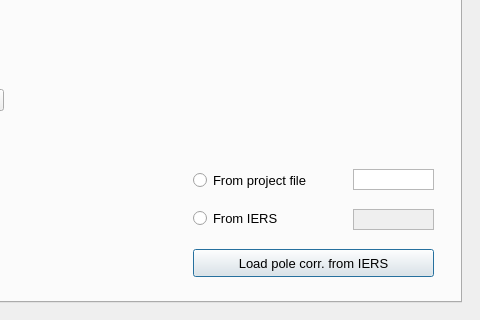
milosvalko/Agdas, file gui/compute.ui: the form before one commit; both pictures show x 499 to 979 and y 428 to 748 of the 979 by 748 pixel window.
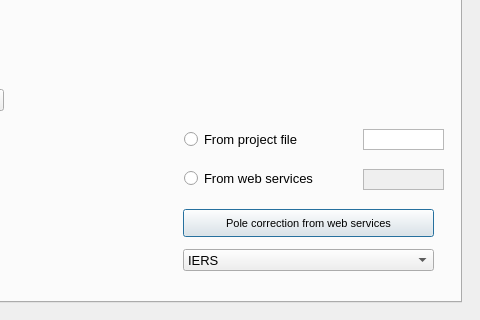
The form after the commit.

Commit message:
support for another service for pole correction
small differences between 'iers' and 'naval' correction although coordinates are the same

```diff
--- a/gui/compute.ui
+++ b/gui/compute.ui
@@ -434,50 +434,26 @@
     <widget class="QPushButton" name="downloadPoleCorr">
      <property name="geometry">
       <rect>
-       <x>670</x>
-       <y>630</y>
-       <width>241</width>
+       <x>660</x>
+       <y>590</y>
+       <width>251</width>
        <height>28</height>
       </rect>
      </property>
+     <property name="font">
+      <font>
+       <pointsize>8</pointsize>
+      </font>
+     </property>
      <property name="text">
-      <string>Load pole corr. from IERS</string>
+      <string>Pole correction from web services</string>
      </property>
     </widget>
-    <widget class="QWidget" name="gridLayoutWidget">
-     <property name="geometry">
-      <rect>
-       <x>670</x>
-       <y>540</y>
-       <width>151</width>
-       <height>81</height>
-      </rect>
-     </property>
-     <layout class="QGridLayout" name="gridLayout">
-      <item row="1" column="0">
-       <widget class="QRadioButton" name="useIERSPoleCorr">
-        <property name="enabled">
-         <bool>true</bool>
-        </property>
-        <property name="text">
-         <string>From IERS</string>
-        </property>
-       </widget>
-      </item>
-      <item row="0" column="0">
-       <widget class="QRadioButton" name="useFilePoleCorr">
-        <property name="text">
-         <string>From project file</string>
-        </property>
-       </widget>
-      </item>
-     </layout>
-    </widget>
     <widget class="QTextEdit" name="poleCorr_file">
      <property name="geometry">
       <rect>
-       <x>830</x>
-       <y>550</y>
+       <x>840</x>
+       <y>510</y>
        <width>81</width>
        <height>21</height>
       </rect>
@@ -492,8 +468,8 @@
      </property>
      <property name="geometry">
       <rect>
-       <x>830</x>
-       <y>590</y>
+       <x>840</x>
+       <y>550</y>
        <width>81</width>
        <height>21</height>
       </rect>
@@ -731,6 +707,55 @@
       </property>
      </item>
     </widget>
+    <widget class="QRadioButton" name="useFilePoleCorr">
+     <property name="geometry">
+      <rect>
+       <x>661</x>
+       <y>508</y>
+       <width>166</width>
+       <height>25</height>
+      </rect>
+     </property>
+     <property name="text">
+      <string>From project file</string>
+     </property>
+    </widget>
+    <widget class="QRadioButton" name="useIERSPoleCorr">
+     <property name="enabled">
+      <bool>true</bool>
+     </property>
+     <property name="geometry">
+      <rect>
+       <x>661</x>
+       <y>547</y>
+       <width>166</width>
+       <height>25</height>
+      </rect>
+     </property>
+     <property name="text">
+      <string>From web services</string>
+     </property>
+    </widget>
+    <widget class="QComboBox" name="service">
+     <property name="geometry">
+      <rect>
+       <x>660</x>
+       <y>630</y>
+       <width>251</width>
+       <height>22</height>
+      </rect>
+     </property>
+     <item>
+      <property name="text">
+       <string>IERS</string>
+      </property>
+     </item>
+     <item>
+      <property name="text">
+       <string>Naval Observatory</string>
+      </property>
+     </item>
+    </widget>
    </widget>
    <widget class="QWidget" name="tab_2">
     <attribute name="title">
```
The commit also changes 2 other files.
